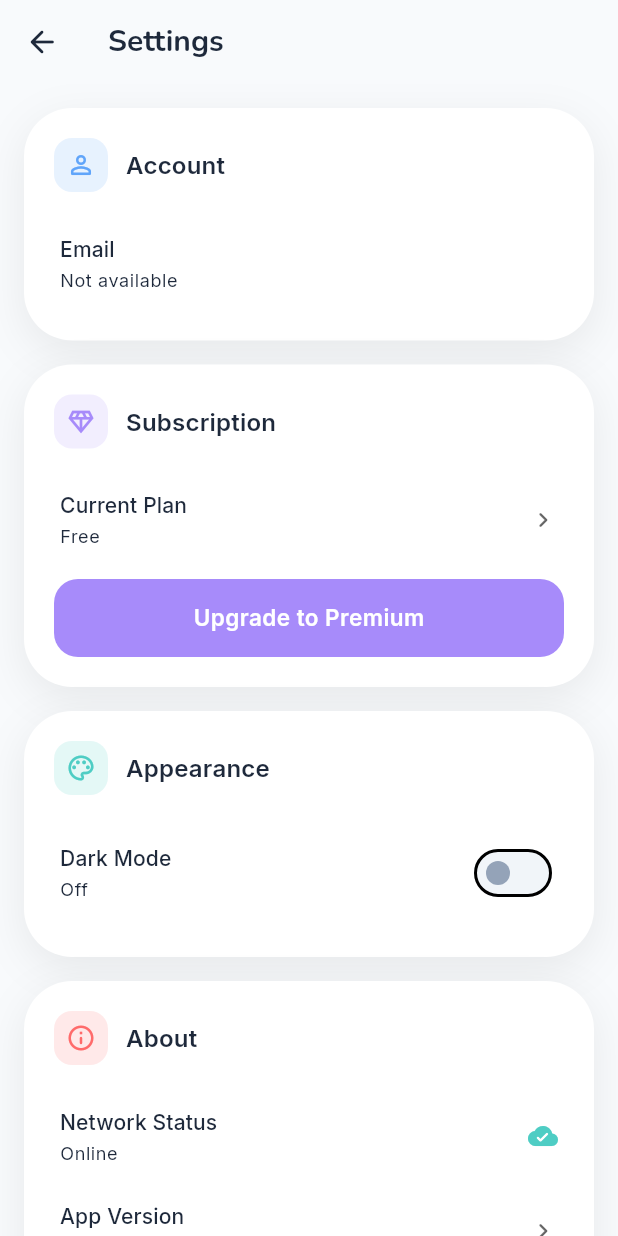
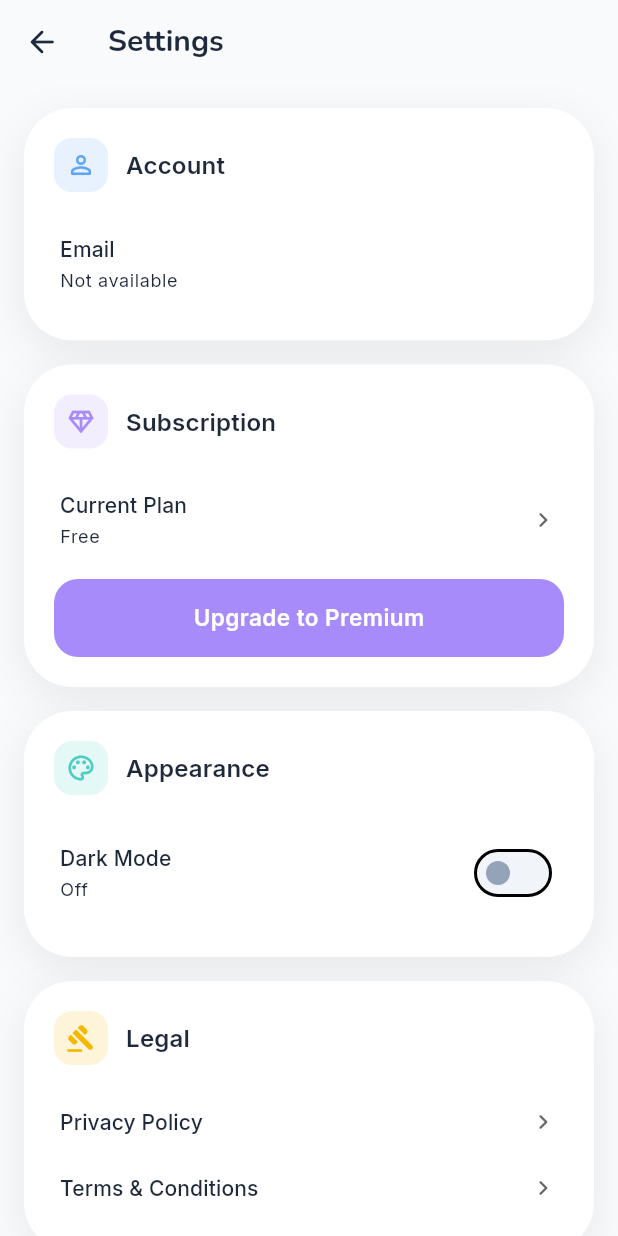
Before and after one commit to theprantadutta/odyssey, a Flutter app: the SettingsScreen screen opened by its route, on a phone screen of 412 x 824 dp. Run offline on Flutter 3.47's test engine with Material 3 defaults, Android fonts, the phone set to English and light mode, and no system bars; our stand-ins replace cached_network_image, connectivity_plus, dio, drift, equatable, file_picker and 20 more; missing offline and left inert: flutter_map_marker_cluster, pdfx; accounts and stored records are empty; generated files the repository leaves out were written again; network calls fail.

Commit message:
feat: add legal section to settings screen
Privacy Policy and Terms & Conditions are now viewable from
Settings via a dedicated markdown viewer that supports dark mode.

```diff
--- a/lib/src/features/settings/presentation/screens/settings_screen.dart
+++ b/lib/src/features/settings/presentation/screens/settings_screen.dart
@@ -16,6 +16,7 @@ import '../../../auth/presentation/providers/auth_provider.dart';
 import '../../../subscription/data/models/subscription_model.dart';
 import '../../../subscription/presentation/providers/subscription_provider.dart';
 import '../widgets/about_dialog.dart';
+import '../widgets/legal_document_viewer.dart';
 import '../widgets/settings_tile.dart';
 
 class SettingsScreen extends ConsumerStatefulWidget {
@@ -217,6 +218,41 @@ class _SettingsScreenState extends ConsumerState<SettingsScreen> {
             ),
             const SizedBox(height: AppSizes.space16),
 
+            // Legal Section
+            FormSectionCard(
+              title: 'Legal',
+              icon: Icons.gavel_rounded,
+              iconBackgroundColor: AppColors.sunnyYellow.withValues(alpha: 0.15),
+              iconColor: AppColors.sunnyYellow,
+              children: [
+                SettingsTile(
+                  title: 'Privacy Policy',
+                  onTap: () {
+                    HapticFeedback.lightImpact();
+                    Navigator.of(context).push(MaterialPageRoute(
+                      builder: (_) => const LegalDocumentViewer(
+                        title: 'Privacy Policy',
+                        assetPath: 'assets/legal/privacy.md',
+                      ),
+                    ));
+                  },
+                ),
+                SettingsTile(
+                  title: 'Terms & Conditions',
+                  onTap: () {
+                    HapticFeedback.lightImpact();
+                    Navigator.of(context).push(MaterialPageRoute(
+                      builder: (_) => const LegalDocumentViewer(
+                        title: 'Terms & Conditions',
+                        assetPath: 'assets/legal/terms.md',
+                      ),
+                    ));
+                  },
+                ),
+              ],
+            ),
+            const SizedBox(height: AppSizes.space16),
+
             // About Section
             FormSectionCard(
               title: 'About',
```
Also changed, not shown: lib/src/features/settings/presentation/widgets/legal_document_viewer.dart (added, +113 -0 lines), pubspec.yaml (+3 -4 lines), pubspec.lock, 5 other files.
